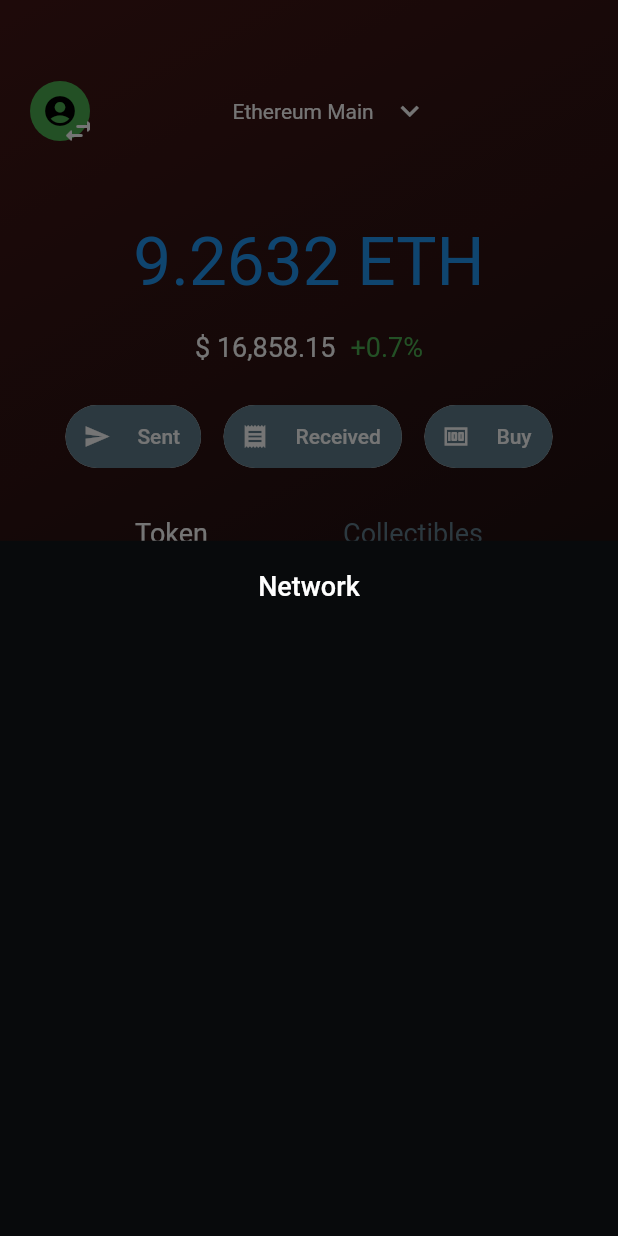
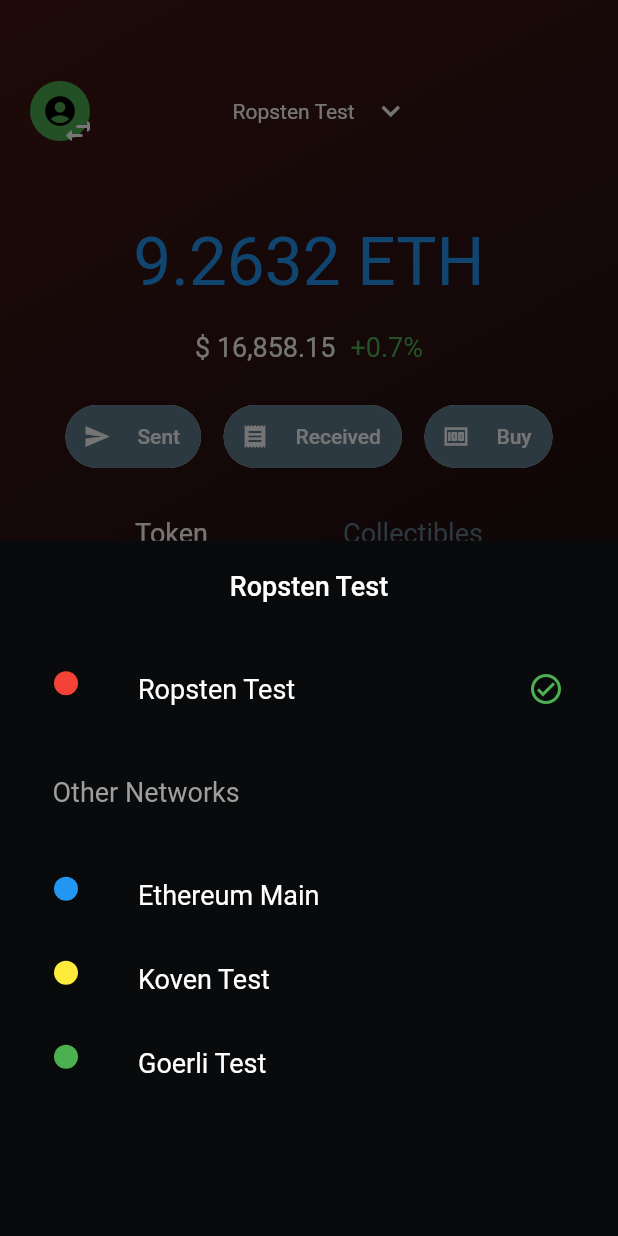
Before and after one commit to umarwaseeem/Digital-Wallet-UI-Flutter, a Flutter app: the HomeScreen screen opened by its route, after a tap on the "keyboard arrow down" icon, on a phone screen of 412 x 824 dp. Run offline on Flutter 3.47's test engine with Material 2 defaults, Android fonts, the phone set to English and light mode, and no system bars; our stand-ins replace qr_flutter, smooth_page_indicator; Roboto replaces fonts that are missing (Archivo).

Commit message:
selecting networks, state managed using provider

```diff
--- a/lib/main.dart
+++ b/lib/main.dart
@@ -1,7 +1,8 @@
 import 'package:flutter/material.dart';
 import 'package:leew_wallet/screens/home_screen/home_screen.dart';
-import 'package:leew_wallet/screens/walkthrough_screens/walkthrough.dart';
+import 'package:provider/provider.dart';
 
+import 'screens/home_screen/screens/widgets/network.dart';
 import 'screens/wallet_setup/by_seed_phrase/screens/seed_phrase.dart';
 import 'screens/wallet_setup/wallet_setup.dart';
 
@@ -14,10 +15,17 @@
 
   @override
   Widget build(BuildContext context) {
-    return MaterialApp(
+    return MultiProvider(
+      providers: [
+        ChangeNotifierProvider<NetworkProvider>(
+          create: (_) => NetworkProvider(),
+        ),
+
+      ],
+      child: MaterialApp(
         debugShowCheckedModeBanner: false,
         title: 'Leew Wallet',
-      home: const Walkthrough(),
+        home: const HomeScreen(),
         theme: ThemeData(
           fontFamily: "Archivo",
           scaffoldBackgroundColor: const Color.fromRGBO(8, 10, 12, 1),
@@ -31,6 +39,7 @@
           SeedPhrase.routeName: (context) => const SeedPhrase(),
           HomeScreen.routeName: (context) => const HomeScreen(),
         },
+      ),
     );
   }
 }
--- /dev/null
+++ b/lib/screens/home_screen/screens/widgets/network.dart
@@ -0,0 +1,66 @@
+// ignore_for_file: public_member_api_docs, sort_constructors_first
+import 'package:flutter/material.dart';
+
+class Network {
+  String name;
+  Color color;
+  bool selected;
+  Network({
+    required this.name,
+    required this.color,
+    required this.selected,
+  });
+}
+
+class NetworkProvider extends ChangeNotifier{
+
+  List<Network> networks = [
+    Network(
+      name: "Ethereum Main",
+      color: Colors.blue,
+      selected: false,
+    ),
+    Network(
+      name: "Ropsten Test",
+      color: Colors.red,
+      selected: true,
+    ),
+    Network(
+      name: "Koven Test",
+      color: Colors.yellow,
+      selected: false,
+    ),
+    Network(
+      name: "Goerli Test",
+      color: Colors.green,
+      selected: false,
+    ),
+  ];
+
+  Network getSelectedNetwork() {
+    return networks.firstWhere((element) => element.selected);
+  }
+
+  List<Network> getUnselectedNetworks(){
+    return networks.where((element) => !element.selected).toList();
+  }
+
+  void selectNetwork(String title){
+
+    String alreadySelectedNetworkName = networks.firstWhere((element) => element.selected).name;
+
+    if (title == alreadySelectedNetworkName) {
+      return;
+    } else if (title != alreadySelectedNetworkName) {
+        for (var element in networks) {
+          if (element.name == title) {
+            element.selected = true;
+          } else {
+            element.selected = false;
+          }
+        }
+        notifyListeners();
+    }
+  }
+
+}
--- /dev/null
+++ b/lib/screens/home_screen/screens/widgets/network_tile.dart
@@ -0,0 +1,51 @@
+import 'package:flutter/material.dart';
+import 'package:leew_wallet/screens/home_screen/screens/widgets/network.dart';
+import 'package:provider/provider.dart';
+
+class NetworkTile extends StatefulWidget {
+  const NetworkTile({
+    Key? key,
+    required this.title,
+    required this.leadingColor,
+    required this.selected,
+  }) : super(key: key);
+
+  final String title;
+  final Color leadingColor;
+  final bool selected;
+
+  @override
+  State<NetworkTile> createState() => _NetworkTileState();
+}
+
+class _NetworkTileState extends State<NetworkTile> {
+  @override
+  Widget build(BuildContext context) {
+    final networkData = Provider.of<NetworkProvider>(context);
+
+    return ListTile(
+      onTap: () {
+        networkData.selectNetwork(widget.title);
+        Navigator.pop(context);
+      },
+      leading: CircleAvatar(
+        backgroundColor: widget.leadingColor,
+        radius: 8,
+      ),
+      trailing: widget.selected
+          ? const Icon(
+              Icons.check_circle_outlined,
+              color: Colors.green,
+            )
+          : null,
+      title: Text(
+        widget.title,
+        style: const TextStyle(
+          color: Colors.white,
+          fontSize: 18,
+          fontWeight: FontWeight.w400,
+        ),
+      ),
+    );
+  }
+}
--- a/lib/screens/home_screen/widgets/text_with_button.dart
+++ b/lib/screens/home_screen/widgets/text_with_button.dart
@@ -1,17 +1,33 @@
 import 'package:flutter/material.dart';
+import 'package:leew_wallet/screens/home_screen/screens/widgets/network.dart';
+import 'package:provider/provider.dart';
 
-class TextWithButton extends StatelessWidget {
+import '../screens/widgets/network_tile.dart';
+
+class TextWithButton extends StatefulWidget {
   const TextWithButton({
     Key? key,
   }) : super(key: key);
 
   @override
+  State<TextWithButton> createState() => _TextWithButtonState();
+}
+
+class _TextWithButtonState extends State<TextWithButton> {
+  @override
+  void initState() {
+    super.initState();
+  }
+
+  @override
   Widget build(BuildContext context) {
+    final networkData = Provider.of<NetworkProvider>(context);
+
     return Row(
       children: [
-        const Text(
-          "Ethereum Main",
-          style: TextStyle(color: Colors.white),
+        Text(
+          networkData.getSelectedNetwork().name,
+          style: const TextStyle(color: Colors.white),
         ),
         IconButton(
           onPressed: () {
@@ -22,18 +38,58 @@
                 return Container(
                   margin: const EdgeInsets.all(20),
                   child: Column(
-                      children: const [
-                        Text(
-                          "Network",
-                          style: TextStyle(
+                    crossAxisAlignment: CrossAxisAlignment.start,
+                    children: [
+                      Center(
+                        child: Text(
+                          networkData.getSelectedNetwork().name,
+                          style: const TextStyle(
                             color: Colors.white,
                             fontSize: 18,
-                              fontWeight: FontWeight.w500),
+                            fontWeight: FontWeight.w500,
+                          ),
+                        ),
+                      ),
+                      const SizedBox(height: 30),
+                      // - selected network
+                      NetworkTile(
+                        title: networkData.getSelectedNetwork().name,
+                        leadingColor: networkData.getSelectedNetwork().color,
+                        selected: true,
+                      ),
+                      // - other networks
+                      const SizedBox(height: 30),
+                      Container(
+                        margin: const EdgeInsets.only(left: 15),
+                        child: const Text(
+                          "Other Networks",
+                          style: TextStyle(
+                            color: Colors.grey,
+                            fontSize: 18,
+                            fontWeight: FontWeight.w400,
+                          ),
+                        ),
+                      ),
+                      const SizedBox(height: 30),
+
+                      Expanded(
+                        child: ListView(
+                          children: networkData
+                              .getUnselectedNetworks()
+                              .map((element) {
+                            return NetworkTile(
+                              title: element.name,
+                              leadingColor: element.color,
+                              selected: element.selected,
+                            );
+                          }).toList(),
+                        ),
                       ),
                     ],
                   ),
                 );
-                });
+              },
+            );
           },
           icon: const Icon(
             Icons.keyboard_arrow_down_outlined,
--- a/pubspec.yaml
+++ b/pubspec.yaml
@@ -28,6 +28,7 @@
   cupertino_icons: ^1.0.2
   smooth_page_indicator: ^1.0.0+2
   qr_flutter: ^4.0.0
+  provider: ^6.0.3
 
 dev_dependencies:
   flutter_test:
```
Also changed, not shown: pubspec.lock. Lines whose indentation alone changed are shown as unchanged.
